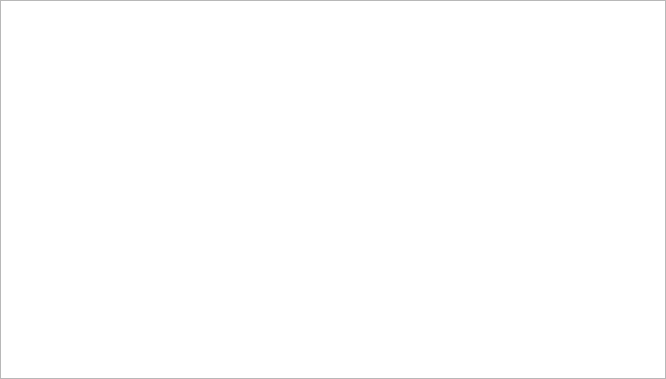
jgcoded/UVA-Arena-Qt, file src/widgets/liveeventswidget.ui: the form before one commit.
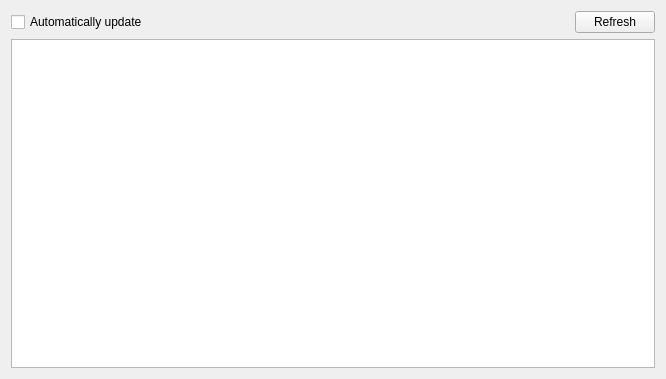
The form after the commit.

Commit message: Removed onUVAArenaEvent slot from all UVAArenaWidgets. Added buttons and checkbox in the LiveEventsWidget to allow users to refresh manually/automatically. Changed ProblemsTableView row coloring.

The edit to the form file:
```diff
--- a/src/widgets/liveeventswidget.ui
+++ b/src/widgets/liveeventswidget.ui
@@ -14,21 +14,37 @@
    <string>Judge Status</string>
   </property>
   <layout class="QVBoxLayout" name="verticalLayout">
-   <property name="spacing">
-    <number>0</number>
-   </property>
-   <property name="leftMargin">
-    <number>0</number>
-   </property>
-   <property name="topMargin">
-    <number>0</number>
-   </property>
-   <property name="rightMargin">
-    <number>0</number>
-   </property>
-   <property name="bottomMargin">
-    <number>0</number>
-   </property>
+   <item>
+    <layout class="QHBoxLayout" name="horizontalLayout">
+     <item>
+      <widget class="QCheckBox" name="autoStartCheckBox">
+       <property name="text">
+        <string>Automatically update</string>
+       </property>
+      </widget>
+     </item>
+     <item>
+      <spacer name="horizontalSpacer">
+       <property name="orientation">
+        <enum>Qt::Horizontal</enum>
+       </property>
+       <property name="sizeHint" stdset="0">
+        <size>
+         <width>40</width>
+         <height>20</height>
+        </size>
+       </property>
+      </spacer>
+     </item>
+     <item>
+      <widget class="QPushButton" name="refreshPushButton">
+       <property name="text">
+        <string>Refresh</string>
+       </property>
+      </widget>
+     </item>
+    </layout>
+   </item>
    <item>
     <widget class="QTableView" name="statusTableView">
      <property name="editTriggers">
```
Left out of the diff: 37 changed lines with no effect on the pictures. The commit also changes 18 other files.
